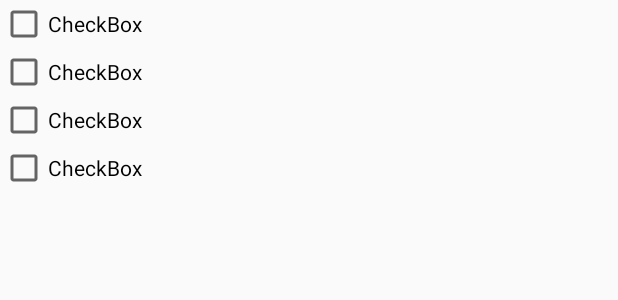
After one commit to sfgjys/Office_System, an Android app: the layout dialog_select_next_user.xml on its own in the app's theme, with its tools: preview values and no code run, on a phone screen of 412 x 824 dp. The commit adds this screen. Shown: the top 300 px of the screen. Run offline under Robolectric (Android 15) with nearby library versions, the phone set to English and light mode, and no system bars.

Commit message:
收文表单获取数据并显示完成，准备写点击同意并弹出选择下一个用户的对话框

```diff
--- /dev/null
+++ b/app/src/main/res/layout/dialog_select_next_user.xml
@@ -0,0 +1,38 @@
+<?xml version="1.0" encoding="utf-8"?>
+<LinearLayout xmlns:android="http://schemas.android.com/apk/res/android"
+    android:layout_width="match_parent"
+    android:layout_height="match_parent"
+    android:orientation="vertical">
+
+    <RadioGroup
+        android:layout_width="wrap_content"
+        android:layout_height="wrap_content">
+
+        <CheckBox
+            android:text="CheckBox"
+            android:layout_width="match_parent"
+            android:layout_height="wrap_content"
+            android:id="@+id/checkBox" />
+
+        <CheckBox
+            android:text="CheckBox"
+            android:layout_width="match_parent"
+            android:layout_height="wrap_content"
+            android:id="@+id/checkBox2" />
+
+        <CheckBox
+            android:text="CheckBox"
+            android:layout_width="match_parent"
+            android:layout_height="wrap_content"
+            android:id="@+id/checkBox3" />
+
+        <CheckBox
+            android:text="CheckBox"
+            android:layout_width="match_parent"
+            android:layout_height="wrap_content"
+            android:id="@+id/checkBox4" />
+
+    </RadioGroup>
+
+
+</LinearLayout>
```
Also changed, not shown: app/src/main/java/com/minlu/office_system/fragment/dialog/SelectNextUserDialog.java (added, +69 -0 lines), app/src/main/java/com/minlu/office_system/fragment/form/RecordManagementFragment.java (+46 -45 lines), app/src/main/res/layout/form_record_management.xml (+6 -3 lines).
